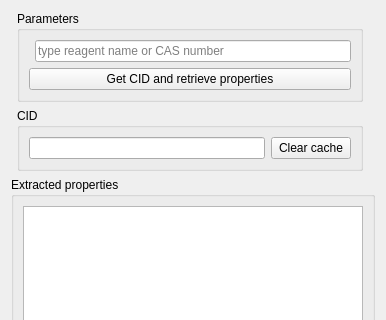
Before: the Qt Designer form extractiondialog.ui in FrankMamuda/fumingcube, drawn with Qt 5; both pictures show x 0 to 386 and y 0 to 320 of the 386 by 529 pixel window.
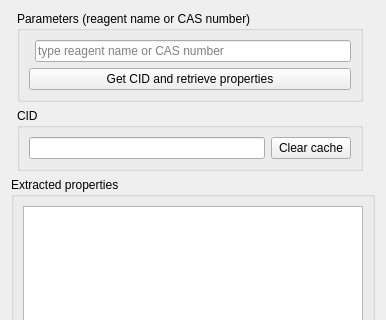
After: the same form once the commit is applied. Icons and pictures are not drawn.

Commit message: implement rich text for reagent names and references

```diff
--- a/extractiondialog.ui
+++ b/extractiondialog.ui
@@ -133,7 +133,7 @@
    <item row="0" column="1">
     <widget class="QGroupBox" name="parmsGroup">
      <property name="title">
-      <string>Parameters</string>
+      <string>Parameters (reagent name or CAS number)</string>
      </property>
      <layout class="QGridLayout" name="gridLayout_2">
       <item row="1" column="1">
```
The commit also changes 20 other files.
